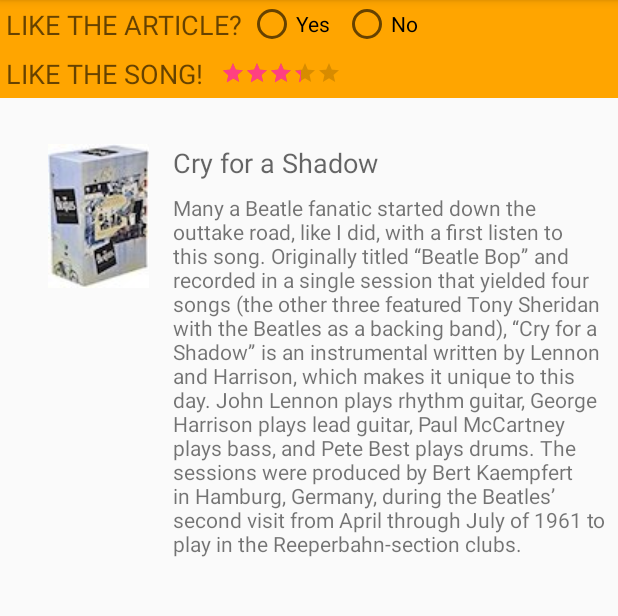
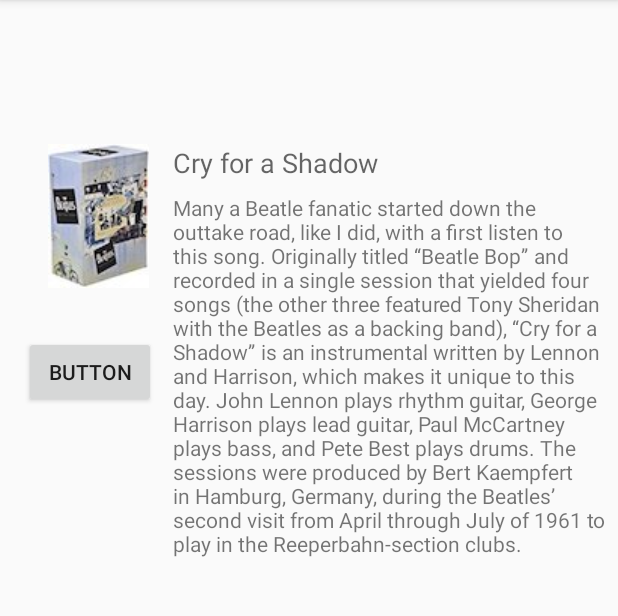
Before and after one commit to SyangboNIJUL/Fragments, an Android app: the screen it shows after launch (MainActivity), on a phone screen of 412 x 824 dp, the part 84-700 px from its top. Run offline under Robolectric (Android 15) with nearby library versions, the phone set to English and light mode, and no system bars.

Commit message:
task 2 has been completed

```diff
--- a/app/src/main/java/com/example/android/fragmentexample/SimpleFragment.java
+++ b/app/src/main/java/com/example/android/fragmentexample/SimpleFragment.java
@@ -39,6 +39,10 @@ public class SimpleFragment extends Fragment {
 
     public SimpleFragment() {
         // Required empty public constructor
+    }
+
+    public static SimpleFragment newInstance() {
+        return new SimpleFragment();
     }
 
     /**
--- a/app/src/main/res/layout/activity_main.xml
+++ b/app/src/main/res/layout/activity_main.xml
@@ -73,8 +73,8 @@
             tools:layout_editor_absoluteY="288dp"/>
     </ScrollView>
 
-    <fragment
-        android:id="@+id/fragment"
+    <FrameLayout
+        android:id="@+id/fragment_container"
         android:name="com.example.android.fragmentexample.SimpleFragment"
         android:layout_width="0dp"
         android:layout_height="wrap_content"
@@ -83,4 +83,15 @@
         app:layout_constraintTop_toTopOf="parent"
         tools:layout="@layout/fragment_simple" />
 
+    <Button
+        android:id="@+id/open_button"
+        android:layout_width="wrap_content"
+        android:layout_height="wrap_content"
+        android:layout_marginStart="16dp"
+        android:layout_marginLeft="16dp"
+        android:layout_marginTop="32dp"
+        android:text="@string/string_open"
+        app:layout_constraintStart_toStartOf="parent"
+        app:layout_constraintTop_toBottomOf="@+id/imageView" />
+
 </android.support.constraint.ConstraintLayout>
--- a/app/src/main/res/values/strings.xml
+++ b/app/src/main/res/values/strings.xml
@@ -42,4 +42,5 @@
     <string name="exception_message">must implement OnFragmentInteractionListener</string>
     <string name="question_the_song">LIKE THE SONG!</string>
     <string name="my_rating">My Ratings</string>
+    <string name="string_open">Button</string>
 </resources>
```
Also changed, not shown: app/src/main/java/com/example/android/fragmentexample/MainActivity.java (+69 -0 lines), 38 other files.
